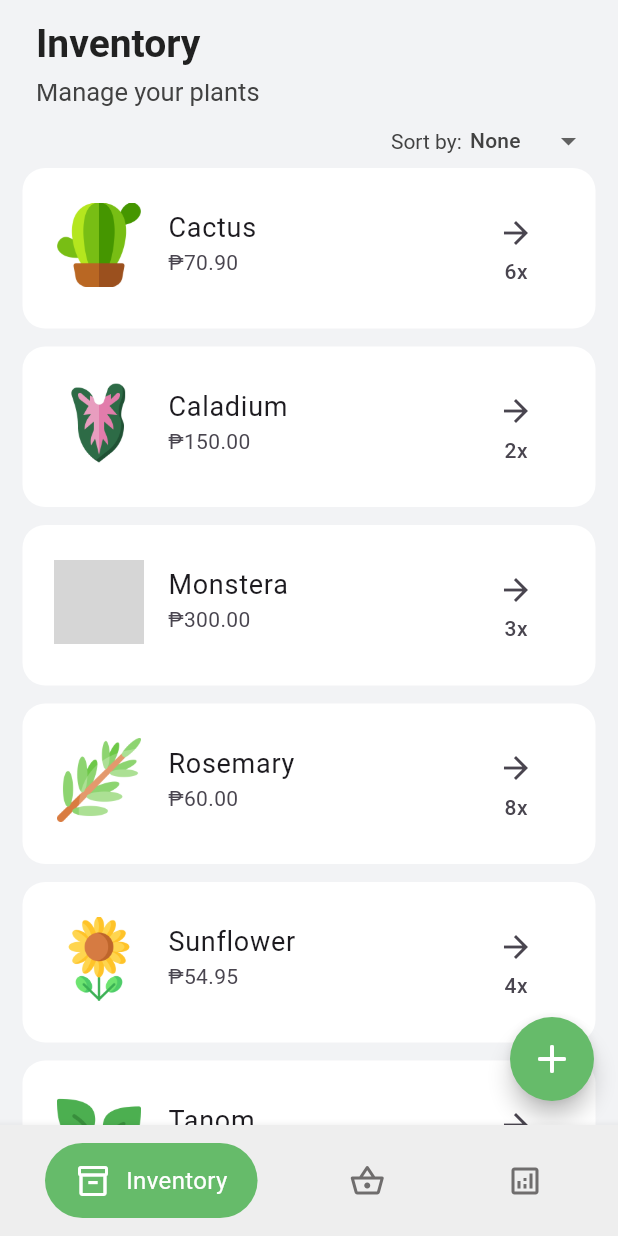
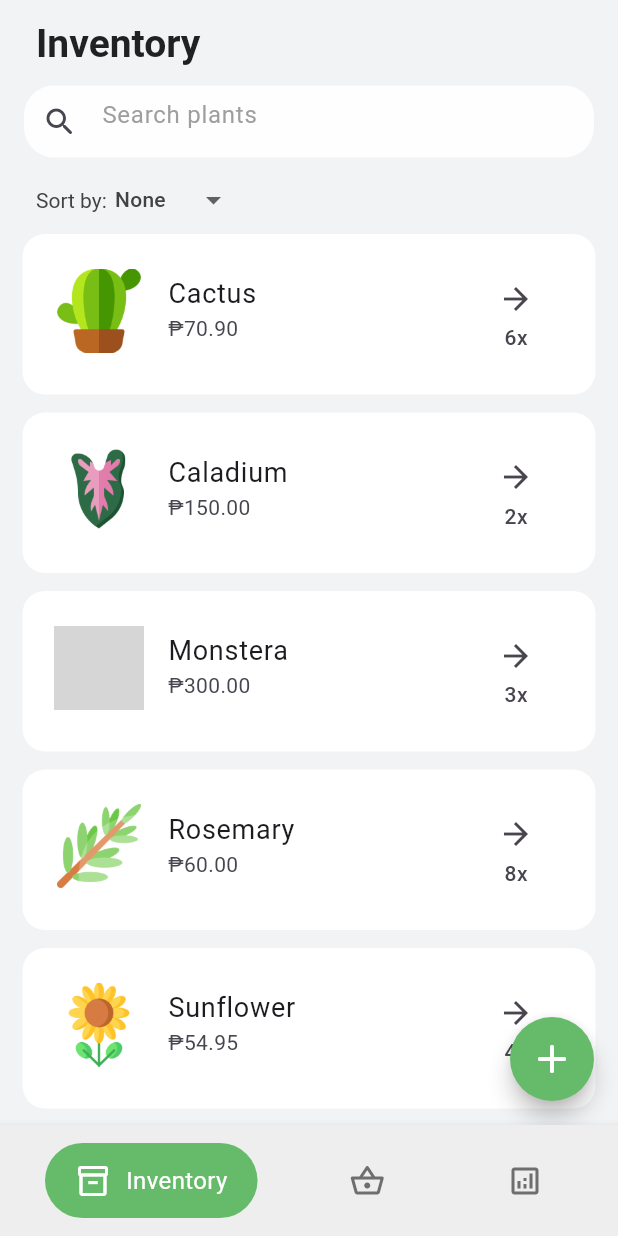
Before and after one commit to mechanixox/Plantdemic, a Flutter app: the screen it shows after launch, on a phone screen of 412 x 824 dp. Run offline on Flutter 3.47's test engine with Material 2 defaults, Android fonts, the light colour scheme and no system bars; drawn by our look-alikes of flutter_slidable, google_nav_bar; our stand-ins replace fl_chart, hive_flutter, image_picker, lottie, page_transition, table_calendar; accounts and stored records are empty; Roboto replaces fonts that are missing (Arial); project files that could hold a hidden picture were left out; grey boxes are pictures that could not be loaded.

Commit message:
added search function

```diff
--- a/plantdemic/lib/components/inventory_tile.dart
+++ b/plantdemic/lib/components/inventory_tile.dart
@@ -1,7 +1,9 @@
 import 'package:flutter/material.dart';
 import 'package:flutter_slidable/flutter_slidable.dart';
+import 'package:provider/provider.dart';
 
 import '../models/plant.dart';
+import '../models/plantdemic.dart';
 
 // ignore: must_be_immutable
 class InventoryTile extends StatelessWidget {
@@ -24,7 +26,8 @@ class InventoryTile extends StatelessWidget {
 
   @override
   Widget build(BuildContext context) {
-    return GestureDetector(
+    return Consumer<Plantdemic>(
+        builder: (context, value, child) => GestureDetector(
               onTap: onTap,
               child: Expanded(
                 child: Slidable(
@@ -61,7 +64,8 @@ class InventoryTile extends StatelessWidget {
                     margin: EdgeInsets.only(bottom: 12),
                     padding: EdgeInsets.symmetric(vertical: 10, horizontal: 5),
                     child: Padding(
-              padding: const EdgeInsets.only(top: 5.0, left: 0, bottom: 10),
+                      padding:
+                          const EdgeInsets.only(top: 5.0, left: 0, bottom: 10),
                       child: ListTile(
                         title: Text(
                           plant.name,
@@ -84,7 +88,9 @@ class InventoryTile extends StatelessWidget {
                         trailing: Column(
                           mainAxisSize: MainAxisSize.min,
                           children: [
-                    Expanded(child: trailing), // Wrap the Column with Expanded
+                            Expanded(
+                                child:
+                                    trailing), // Wrap the Column with Expanded
                             SizedBox(height: 5),
                             Text(
                               '${plant.quantity}x',
@@ -97,6 +103,6 @@ class InventoryTile extends StatelessWidget {
                   ),
                 ),
               ),
-    );
+            ));
   }
 }
--- a/plantdemic/lib/pages/inventory_page.dart
+++ b/plantdemic/lib/pages/inventory_page.dart
@@ -1,4 +1,5 @@
 import 'package:flutter/material.dart';
+import 'package:flutter/rendering.dart';
 import 'package:plantdemic/models/plantdemic.dart';
 import 'package:plantdemic/components/inventory_tile.dart';
 import 'package:plantdemic/pages/sell_info_page.dart';
@@ -17,6 +18,12 @@ class UserInventory extends StatefulWidget {
 
 class _UserInventoryState extends State<UserInventory> {
   ImageProvider<Object>? selectedImage;
+  List<Plant> searchResults = [];
+  TextEditingController searchController = TextEditingController();
+  final FocusNode _searchFocusNode = FocusNode();
+  final ScrollController _scrollController = ScrollController();
+  bool _isSearchFocused = false;
+
   void goToManagePlantPage(Plant plant) {
     Navigator.push(
       context,
@@ -60,6 +67,47 @@ class _UserInventoryState extends State<UserInventory> {
     );
   }
 
+  void searchPlants(String query) {
+    setState(() {
+      String lowercaseQuery = query.toLowerCase();
+      searchResults = Provider.of<Plantdemic>(context, listen: false)
+          .inventory
+          .where((plant) => plant.name.toLowerCase().contains(lowercaseQuery))
+          .toList();
+    });
+  }
+
+  @override
+  void initState() {
+    super.initState();
+    _scrollController.addListener(_handleScroll);
+  }
+
+  void _handleScroll() {
+    if (_scrollController.position.userScrollDirection ==
+        ScrollDirection.reverse) {
+      if (_searchFocusNode.hasFocus) {
+        FocusScope.of(context).unfocus();
+        setState(() {
+          _isSearchFocused = false;
+        });
+      }
+    } else {
+      if (!_searchFocusNode.hasFocus) {
+        setState(() {
+          _isSearchFocused = true;
+        });
+      }
+    }
+  }
+
+  @override
+  void dispose() {
+    searchController.dispose();
+    _searchFocusNode.dispose();
+    super.dispose();
+  }
+
   @override
   Widget build(BuildContext context) {
     return Consumer<Plantdemic>(
@@ -68,23 +116,47 @@ class _UserInventoryState extends State<UserInventory> {
         body: CustomScrollView(
           slivers: [
             SliverAppBar(
+              toolbarHeight: 60,
+              title: Padding(
+                padding: const EdgeInsets.only(
+                    left: 0.0, right: 0, top: 0, bottom: 10),
+                child: Container(
+                  decoration: BoxDecoration(
+                    color: Colors.white.withOpacity(0.90),
+                    borderRadius: BorderRadius.circular(20),
+                  ),
+                  child: TextField(
+                    cursorColor: Colors.grey,
+                    focusNode: _searchFocusNode,
+                    controller: searchController,
+                    onChanged: (query) => searchPlants(query),
+                    decoration: InputDecoration(
+                      hintText: 'Search plants',
+                      hintStyle: TextStyle(
+                        color: Colors.grey,
+                      ),
+                      prefixIcon: Icon(Icons.search_rounded),
+                      border: InputBorder.none, // Disable underline
+                    ),
+                  ),
+                ),
+              ),
+              floating: true,
+              snap: true,
+              backgroundColor: _isSearchFocused
+                  ? Colors.white.withOpacity(0.90)
+                  : Color.fromRGBO(242, 243, 245, 1),
+              elevation: 0,
+            ),
+            SliverAppBar(
+              toolbarHeight: 40,
               title: Padding(
                 padding: const EdgeInsets.only(left: 8.0, bottom: 20, top: 5),
                 child: Row(
+                  mainAxisAlignment: MainAxisAlignment.start,
                   children: [
                     Padding(
-                      padding: const EdgeInsets.only(bottom: 30.0),
-                      child: Text(
-                        'Manage your plants',
-                        style: TextStyle(
-                          fontSize: 17,
-                          color: Colors.grey.shade800,
-                        ),
-                      ),
-                    ),
-                    Spacer(),
-                    Padding(
-                      padding: const EdgeInsets.only(top: 35.0),
+                      padding: const EdgeInsets.only(top: 10.0),
                       child: Text(
                         'Sort by: ',
                         style: TextStyle(
@@ -95,7 +167,7 @@ class _UserInventoryState extends State<UserInventory> {
                     ),
                     Padding(
                       padding:
-                          const EdgeInsets.only(top: 35.0, left: 2, right: 5),
+                          const EdgeInsets.only(top: 10.0, left: 2, right: 5),
                       child: DropdownButton<String>(
                         value: value.sortOption,
                         underline: Container(),
@@ -147,6 +219,11 @@ class _UserInventoryState extends State<UserInventory> {
               delegate: SliverChildBuilderDelegate(
                 (context, index) {
                   Plant individualPlant = value.inventory[index];
+                  if (searchResults.isEmpty) {
+                    individualPlant = value.inventory[index];
+                  } else {
+                    individualPlant = searchResults[index];
+                  }
                   return Padding(
                     padding: const EdgeInsets.only(left: 15.0, right: 15),
                     child: InventoryTile(
@@ -164,7 +241,9 @@ class _UserInventoryState extends State<UserInventory> {
                     ),
                   );
                 },
-                childCount: value.inventory.length,
+                childCount: searchResults.isEmpty
+                    ? value.inventory.length
+                    : searchResults.length,
               ),
             ),
           ],
```
Also changed, not shown: plantdemic/lib/models/plantdemic.dart (+22 -6 lines), plantdemic/lib/pages/add_plant_page.dart (+7 -3 lines), plantdemic/lib/pages/manage_plant_page.dart (+5 -2 lines), plantdemic/pubspec.lock. Lines whose indentation alone changed are shown as unchanged.
